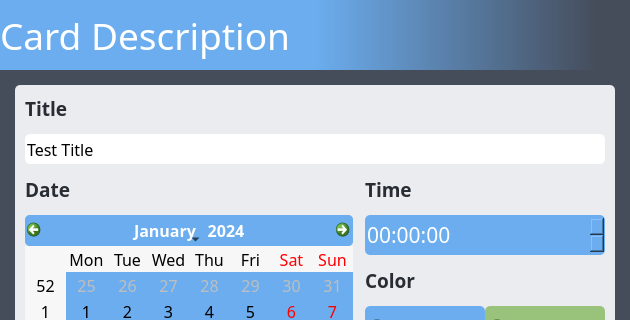
Qt form src/ui/card_description.ui (dulapahv/Kanbaru) before a commit; both pictures show x 0 to 630 and y 0 to 320 of the 630 by 678 pixel window.
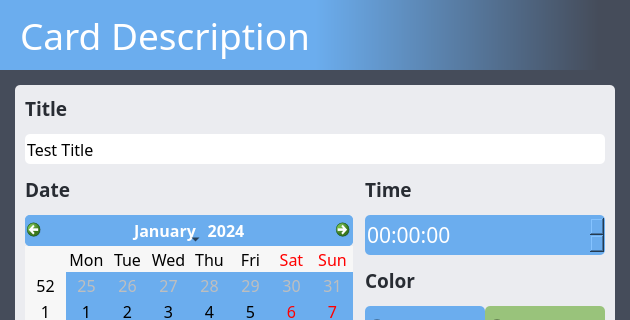
The same form after that commit.

The edit to the form file:
```diff
--- a/src/ui/card_description.ui
+++ b/src/ui/card_description.ui
@@ -49,7 +49,8 @@
       </property>
       <property name="styleSheet">
        <string notr="true">background-color: qlineargradient(spread:pad, x1:0.5, y1:0.5, x2:0.95, y2:0.5, stop:0 rgba(107, 173, 238, 255), stop:1 rgba(69, 76, 90, 255));
-color: #ffffff;</string>
+color: #ffffff;
+padding: 0px 0px 0px 10px;</string>
       </property>
       <property name="text">
        <string>Card Description</string>
```
